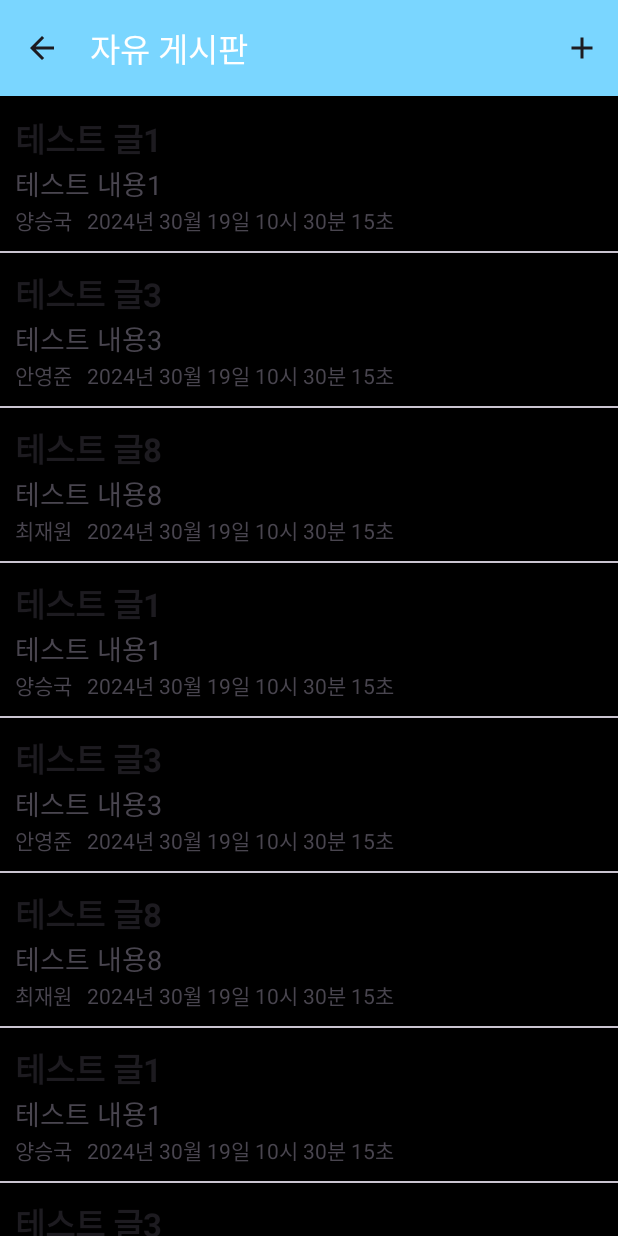
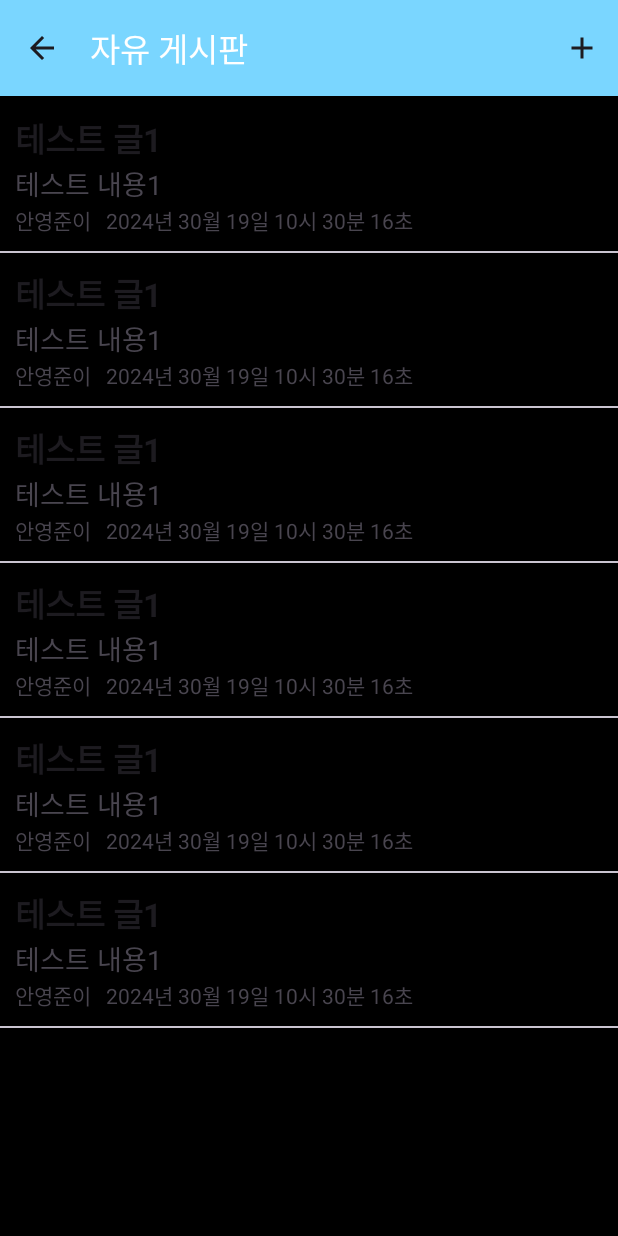
Before and after one commit to ayz1070/YeoMinRakAndroid, an Android app: the fragment BoardFragment placed in its activity, on a phone screen of 412 x 824 dp. Run offline under Robolectric (Android 15) with nearby library versions, the phone set to English and light mode, and no system bars.

```diff
--- a/app/src/main/java/kr/co/lion/yeominrak/Attendance.kt
+++ b/app/src/main/java/kr/co/lion/yeominrak/Attendance.kt
@@ -1,7 +1,9 @@
 package kr.co.lion.yeominrak
 
+import kr.co.lion.yeominrak.model.UserModel
+
 data class Attendance(
-    var userModel:UserModel,
+    var userModel: UserModel,
     var isAttend:AttendState
 )
 
--- a/app/src/main/java/kr/co/lion/yeominrak/BoardFragment.kt
+++ b/app/src/main/java/kr/co/lion/yeominrak/BoardFragment.kt
@@ -112,10 +112,10 @@ class BoardFragment : Fragment() {
         override fun getItemCount(): Int = Util.postList.size
 
         override fun onBindViewHolder(holder: ViewHolderBoard, position: Int) {
-            holder.rowBoardBinding.textViewTitle.text = Util.postList[position].title
-            holder.rowBoardBinding.textViewContent.text = Util.postList[position].content
-            holder.rowBoardBinding.textViewNickname.text = Util.postList[position].nickname
-            holder.rowBoardBinding.textViewDate.text = Util.postList[position].date
+            holder.rowBoardBinding.textViewTitle.text = Util.postList[position].postTitle
+            holder.rowBoardBinding.textViewContent.text = Util.postList[position].postContent
+            holder.rowBoardBinding.textViewNickname.text = Util.postList[position].postUserId
+            holder.rowBoardBinding.textViewDate.text = Util.postList[position].postDate
 
             holder.rowBoardBinding.root.setOnClickListener {
                 val bundle = Bundle()
--- a/app/src/main/java/kr/co/lion/yeominrak/Post.kt
+++ /dev/null
@@ -1,12 +0,0 @@
-package kr.co.lion.yeominrak
-
-import android.os.Parcel
-import android.os.Parcelable
-
-data class Post(
-    var title:String?,
-    var content:String?,
-    var nickname:String?,
-    var date:String?,
-    var week:Week
-)
--- a/app/src/main/java/kr/co/lion/yeominrak/ShowOneBoardFragment.kt
+++ b/app/src/main/java/kr/co/lion/yeominrak/ShowOneBoardFragment.kt
@@ -74,8 +74,8 @@ class ShowOneBoardFragment : Fragment() {
 
     fun initView(){
         binding.apply{
-            editTextTitleShowOne.setText(Util.postList[position].title)
-            editTextContentShowOne.setText(Util.postList[position].content)
+            editTextTitleShowOne.setText(Util.postList[position].postTitle)
+            editTextContentShowOne.setText(Util.postList[position].postContent)
         }
     }
 
--- a/app/src/main/java/kr/co/lion/yeominrak/UserDao.kt
+++ b/app/src/main/java/kr/co/lion/yeominrak/UserDao.kt
@@ -1,11 +1,12 @@
 package kr.co.lion.yeominrak
 
 import android.content.Context
+import kr.co.lion.yeominrak.model.UserModel
 
 class UserDao {
     companion object{
         // select one
-        fun selectOneUser(context: Context, idx:Int):UserModel{
+        fun selectOneUser(context: Context, idx:Int): UserModel {
             // 쿼리문
             val sql = """select idx, userName, userId, userWeekStr
                 | from UserTable
@@ -91,7 +92,7 @@ class UserDao {
         }
 
         // update
-        fun updateUser(context:Context, userModel:UserModel){
+        fun updateUser(context:Context, userModel: UserModel){
             // 쿼리문
             val sql = """update UserTable
             | set userName = ?, userId = ?, userWeek = ?
--- a/app/src/main/java/kr/co/lion/yeominrak/Util.kt
+++ b/app/src/main/java/kr/co/lion/yeominrak/Util.kt
@@ -1,5 +1,8 @@
 package kr.co.lion.yeominrak
 
+import kr.co.lion.yeominrak.model.Post
+import kr.co.lion.yeominrak.model.UserModel
+import kr.co.lion.yeominrak.model.Week
 import java.text.SimpleDateFormat
 import java.util.Calendar
 import java.util.Date
@@ -7,22 +10,20 @@ import java.util.Locale
 
 class Util {
     companion object{
+        val testUser1 = UserModel(0,"안영준","안영준 닉네임",Week.WEEK_SATURDAY)
+        val testUser2 = UserModel(0,"양승국","안영준 닉네임",Week.WEEK_SATURDAY)
+        val testUser3 = UserModel(0,"최재원","안영준 닉네임",Week.WEEK_SATURDAY)
+        val testUser4 = UserModel(0,"","안영준 닉네임",Week.WEEK_SATURDAY)
+
         val postList = mutableListOf<Post>(
-            Post("테스트 글1","테스트 내용1","양승국",Util.getCurrentDate(),Week.WEEK_SUNDAY),
-            Post("테스트 글3","테스트 내용3","안영준",Util.getCurrentDate(),Week.WEEK_SATURDAY),
-            Post("테스트 글8","테스트 내용8","최재원",Util.getCurrentDate(),Week.WEEK_WEDNESDAY),
-            Post("테스트 글1","테스트 내용1","양승국",Util.getCurrentDate(),Week.WEEK_SUNDAY),
-            Post("테스트 글3","테스트 내용3","안영준",Util.getCurrentDate(),Week.WEEK_SATURDAY),
-            Post("테스트 글8","테스트 내용8","최재원",Util.getCurrentDate(),Week.WEEK_WEDNESDAY),
-            Post("테스트 글1","테스트 내용1","양승국",Util.getCurrentDate(),Week.WEEK_SUNDAY),
-            Post("테스트 글3","테스트 내용3","안영준",Util.getCurrentDate(),Week.WEEK_SATURDAY),
-            Post("테스트 글8","테스트 내용8","최재원",Util.getCurrentDate(),Week.WEEK_WEDNESDAY),
-            Post("테스트 글1","테스트 내용1","양승국",Util.getCurrentDate(),Week.WEEK_SUNDAY),
-            Post("테스트 글3","테스트 내용3","안영준",Util.getCurrentDate(),Week.WEEK_SATURDAY),
-            Post("테스트 글8","테스트 내용8","최재원",Util.getCurrentDate(),Week.WEEK_WEDNESDAY),
-            Post("테스트 글1","테스트 내용1","양승국",Util.getCurrentDate(),Week.WEEK_SUNDAY),
-            Post("테스트 글3","테스트 내용3","안영준",Util.getCurrentDate(),Week.WEEK_SATURDAY),
-            Post("테스트 글8","테스트 내용8","최재원",Util.getCurrentDate(),Week.WEEK_WEDNESDAY)
+
+            Post("테스트 글1","테스트 내용1",UserModel(0,"안영준","안영준이",Week.WEEK_SATURDAY).userName,UserModel(0,"안영준","안영준이",Week.WEEK_SATURDAY).userId, getCurrentDate(),Week.WEEK_SUNDAY),
+            Post("테스트 글1","테스트 내용1",UserModel(0,"안영준","안영준이",Week.WEEK_SATURDAY).userName,UserModel(0,"안영준","안영준이",Week.WEEK_SATURDAY).userId, getCurrentDate(),Week.WEEK_SUNDAY),
+            Post("테스트 글1","테스트 내용1",UserModel(0,"안영준","안영준이",Week.WEEK_SATURDAY).userName,UserModel(0,"안영준","안영준이",Week.WEEK_SATURDAY).userId, getCurrentDate(),Week.WEEK_SUNDAY),
+            Post("테스트 글1","테스트 내용1",UserModel(0,"안영준","안영준이",Week.WEEK_SATURDAY).userName,UserModel(0,"안영준","안영준이",Week.WEEK_SATURDAY).userId, getCurrentDate(),Week.WEEK_SUNDAY),
+            Post("테스트 글1","테스트 내용1",UserModel(0,"안영준","안영준이",Week.WEEK_SATURDAY).userName,UserModel(0,"안영준","안영준이",Week.WEEK_SATURDAY).userId, getCurrentDate(),Week.WEEK_SUNDAY),
+            Post("테스트 글1","테스트 내용1",UserModel(0,"안영준","안영준이",Week.WEEK_SATURDAY).userName,UserModel(0,"안영준","안영준이",Week.WEEK_SATURDAY).userId, getCurrentDate(),Week.WEEK_SUNDAY),
+
         )
 
         val testUserModel = UserModel(1,"안영준","ayz1070",Week.WEEK_SATURDAY)
@@ -48,7 +49,7 @@ class Util {
         }
 
 
-        fun stringToWeek(weekStr:String):Week = when(weekStr){
+        fun stringToWeek(weekStr:String): Week = when(weekStr){
             Week.WEEK_SUNDAY.str -> Week.WEEK_SUNDAY
             Week.WEEK_MONDAY.str -> Week.WEEK_MONDAY
             Week.WEEK_TUESDAY.str -> Week.WEEK_TUESDAY
@@ -56,10 +57,10 @@ class Util {
             Week.WEEK_THURSDAY.str -> Week.WEEK_THURSDAY
             Week.WEEK_FRIDAY.str -> Week.WEEK_FRIDAY
             Week.WEEK_SATURDAY.str -> Week.WEEK_SATURDAY
-            else ->Week.WEEK_WEDNESDAY
+            else -> Week.WEEK_WEDNESDAY
         }
 
-        fun weekToString(week:Week):String = when(week) {
+        fun weekToString(week: Week):String = when(week) {
             Week.WEEK_SUNDAY -> Week.WEEK_SUNDAY.str
             Week.WEEK_MONDAY -> Week.WEEK_MONDAY.str
             Week.WEEK_TUESDAY -> Week.WEEK_TUESDAY.str
--- a/app/src/main/java/kr/co/lion/yeominrak/WriteBoardFragment.kt
+++ b/app/src/main/java/kr/co/lion/yeominrak/WriteBoardFragment.kt
@@ -8,6 +8,8 @@ import android.view.View
 import android.view.ViewGroup
 import com.google.android.material.snackbar.Snackbar
 import kr.co.lion.yeominrak.databinding.FragmentWriteBoardBinding
+import kr.co.lion.yeominrak.model.Post
+import kr.co.lion.yeominrak.model.UserModel
 
 
 class WriteBoardFragment : Fragment() {
@@ -65,7 +67,8 @@ class WriteBoardFragment : Fragment() {
                 Snackbar.make(binding.root,"빈 칸이 존재합니다!!", Snackbar.LENGTH_SHORT)
                 return
             }
-            Util.postList.add(Post(postTitle,postContent,Util.testUserModel.userName,Util.getCurrentDate(),Util.testUserModel.userWeek))
+            val user = UserDao.selectOneUser(requireContext(),0)
+            Util.postList.add(Post(postTitle,postContent,user.userName,user.userId,Util.getCurrentDate(),Util.testUserModel.userWeek))
             mainActivity.removeFragment(FragmentName.WRITE_BOARD_FRAGMENT)
         }
 
--- /dev/null
+++ b/app/src/main/java/kr/co/lion/yeominrak/model/Post.kt
@@ -0,0 +1,10 @@
+package kr.co.lion.yeominrak.model
+
+data class Post(
+    var postTitle:String?,
+    var postContent:String?,
+    var postUserName:String?,
+    var postUserId:String?,
+    var postDate:String?,
+    var postWeek: Week
+)
--- a/app/src/main/java/kr/co/lion/yeominrak/UserModel.kt
+++ b/app/src/main/java/kr/co/lion/yeominrak/model/UserModel.kt
@@ -1,4 +1,4 @@
-package kr.co.lion.yeominrak
+package kr.co.lion.yeominrak.model
 
 data class UserModel(
     var idx:Int,
--- a/app/src/main/java/kr/co/lion/yeominrak/Week.kt
+++ b/app/src/main/java/kr/co/lion/yeominrak/model/Week.kt
@@ -1,4 +1,4 @@
-package kr.co.lion.yeominrak
+package kr.co.lion.yeominrak.model
 
 enum class Week(var str:String) {
     WEEK_SUNDAY("일"),
--- a/app/src/main/res/layout/activity_input_user_info.xml
+++ b/app/src/main/res/layout/activity_input_user_info.xml
@@ -48,6 +48,12 @@
             android:editable="false" />
     </com.google.android.material.textfield.TextInputLayout>
 
+    <ImageView
+        android:id="@+id/imageViewProfileInputUser"
+        android:layout_width="match_parent"
+        android:layout_height="200dp"
+        app:srcCompat="@drawable/giraffe" />
+
     <Button
         android:id="@+id/buttonCompleteInputUser"
         android:layout_width="match_parent"
```
Also changed, not shown: app/src/main/AndroidManifest.xml (+6 -1 lines), app/src/main/java/kr/co/lion/yeominrak/InputUserInfoActivity.kt (+24 -5 lines), app/src/main/java/kr/co/lion/yeominrak/PostDao.kt (added, +12 -0 lines), app/src/main/java/kr/co/lion/yeominrak/WeekBoardFragment.kt (+8 -6 lines).
